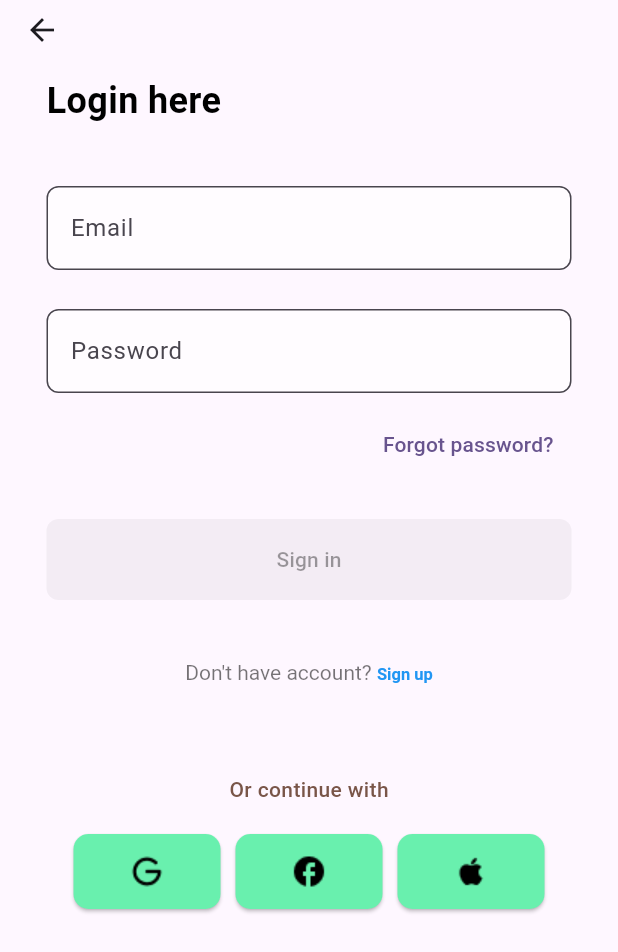
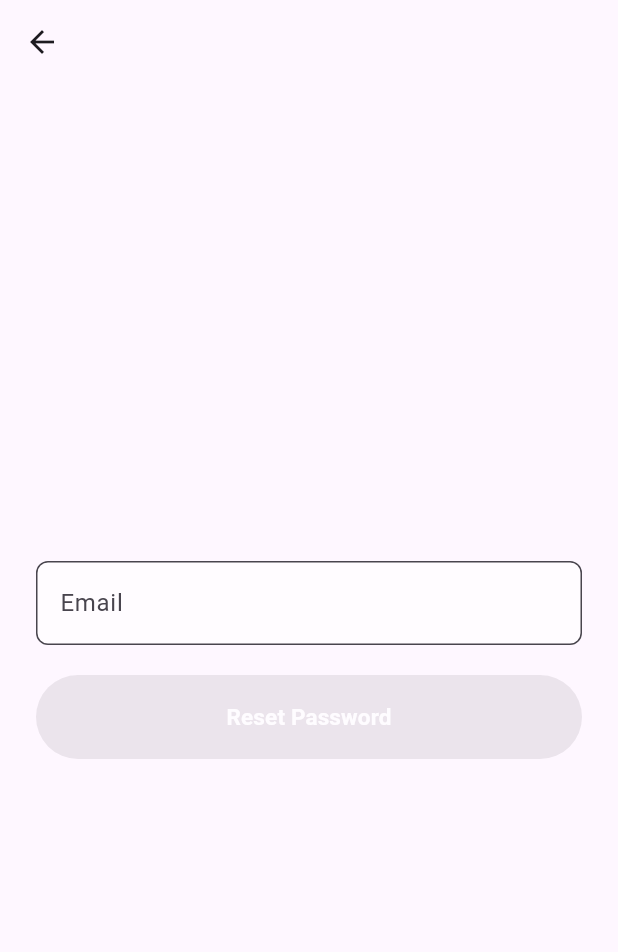
Before and after one commit to sagarthecoder/Movie-Hub-Flutter, a Flutter app: the LoginScreen screen opened directly, after a tap on "Forgot password?", on a phone screen of 412 x 824 dp. Shown: the top 952 px of the screen. Run offline on Flutter 3.47's test engine with Material 3 defaults, Android fonts, the phone set to English and light mode, and no system bars; our stand-ins replace cached_network_image, dio, firebase_auth, firebase_core, flutter_rating, get and 4 more; missing offline and left inert: dart:ffi; accounts and stored records are empty.

Commit message:
Implemented Forgot password feature including UI and functionalities

```diff
--- a/lib/Modules/Service/AuthService/AuthService.dart
+++ b/lib/Modules/Service/AuthService/AuthService.dart
@@ -34,6 +34,10 @@ final class AuthService {
     await _auth.currentUser?.updatePassword(newPassword);
   }
 
+  Future<void> sendResetPasswordEmail(String email) async {
+    await _auth.sendPasswordResetEmail(email: email);
+  }
+
   Future<void> logout() async {
     await _auth.signOut();
   }
--- /dev/null
+++ b/lib/Modules/UISections/Oauth/ForgetPassword/Views/ForgetPasswordView.dart
@@ -0,0 +1,130 @@
+import 'package:flutter/material.dart';
+import 'package:get/get.dart';
+import 'package:movie_hub/Modules/UISections/CustomViews/Field/CustomTextField.dart';
+import 'package:movie_hub/Modules/UISections/Oauth/Login/ViewModel/AuthViewModel.dart';
+import 'package:movie_hub/Modules/UISections/Oauth/Login/Views/LoginScreen.dart';
+import 'package:movie_hub/Modules/UISections/Oauth/ResetPassword/State/ResetPasswordController.dart';
+
+class ForgetPasswordView extends StatelessWidget {
+  final _controller = Get.put(ResetPasswordController());
+  final _authViewModel = Get.put(AuthViewModel());
+
+  ForgetPasswordView({super.key}) {
+    _controller.isLoading.value = false;
+    _controller.isValidEmail.value = false;
+    _authViewModel.isSentResetPasswordEmail.value = false;
+  }
+
+  @override
+  Widget build(BuildContext context) {
+    return Scaffold(
+      appBar: AppBar(
+        elevation: 0,
+        automaticallyImplyLeading: true,
+      ),
+      body: Stack(
+        children: [
+          _buildContent(),
+          _showLoadingIfNeeded(),
+          _buildSuccessAlert(),
+        ],
+      ),
+    );
+  }
+
+  Widget _buildContent() {
+    return Align(
+      alignment: Alignment.center,
+      child: Container(
+        margin: EdgeInsets.symmetric(horizontal: 24),
+        child: Column(
+          mainAxisAlignment: MainAxisAlignment.center,
+          mainAxisSize: MainAxisSize.min,
+          crossAxisAlignment: CrossAxisAlignment.center,
+          children: [
+            CustomTextField(
+              controller: _controller.emailController,
+              placeholder: 'Enter email',
+              labelText: "Email",
+            ),
+            const SizedBox(
+              height: 20,
+            ),
+            _forgotPasswordActionButton(),
+          ],
+        ),
+      ),
+    );
+  }
+
+  Widget _showLoadingIfNeeded() {
+    return Obx(() {
+      if (_authViewModel.isLoading.value) {
+        return const Center(child: CircularProgressIndicator());
+      } else {
+        return Container();
+      }
+    });
+  }
+
+  Widget _buildSuccessAlert() {
+    return Obx(() {
+      if (_authViewModel.isSentResetPasswordEmail.value) {
+        return AlertDialog(
+          backgroundColor: Colors.black87,
+          title: const Text(
+            "Check your email",
+            style: TextStyle(color: Colors.green),
+          ),
+          content: Text(
+            'Password reset link has been sent to ${_controller.emailController.text}',
+            style: const TextStyle(color: Colors.white),
+          ),
+          actions: [
+            TextButton(
+                onPressed: () {
+                  Get.offAll(() => const LoginScreen());
+                  _authViewModel.isSentResetPasswordEmail.value = false;
+                },
+                child: const Text(
+                  "Got it",
+                  style: TextStyle(color: Colors.pink, fontSize: 16),
+                ))
+          ],
+        );
+      } else {
+        return Container();
+      }
+    });
+  }
+
+  Widget _forgotPasswordActionButton() {
+    return Obx(() {
+      return Opacity(
+        opacity: (_controller.isValidEmail.value) ? 1.0 : 0.7,
+        child: SizedBox(
+          width: double.infinity,
+          height: 56.0,
+          child: ElevatedButton(
+            onPressed: (_controller.isValidEmail.value)
+                ? () {
+                    _authViewModel.forgetPassword(
+                        _controller.emailController.text.trim());
+                  }
+                : null,
+            style: ElevatedButton.styleFrom(
+              backgroundColor: const Color(0XFFD70404),
+            ),
+            child: const Text(
+              'Reset Password',
+              style: TextStyle(
+                  color: Colors.white,
+                  fontWeight: FontWeight.bold,
+                  fontSize: 15),
+            ),
+          ),
+        ),
+      );
+    });
+  }
+}
--- a/lib/Modules/UISections/Oauth/Login/Views/LoginScreen.dart
+++ b/lib/Modules/UISections/Oauth/Login/Views/LoginScreen.dart
@@ -2,8 +2,12 @@ import 'dart:ui';
 
 import 'package:flutter/gestures.dart';
 import 'package:flutter/material.dart';
+import 'package:get/get.dart';
+import 'package:get/get_common/get_reset.dart';
+import 'package:get/get_core/src/get_main.dart';
 import 'package:movie_hub/Modules/UISections/Dashboard/Views/DashboardScreen.dart';
 import 'package:movie_hub/Modules/UISections/Home/Views/HomeScreen.dart';
+import 'package:movie_hub/Modules/UISections/Oauth/ForgetPassword/Views/ForgetPasswordView.dart';
 
 import '../../../../Service/AuthService/AuthService.dart';
 import '../../../CustomViews/Field/CustomTextField.dart';
@@ -73,7 +77,9 @@ class _LoginScreenState extends State<LoginScreen> {
                 child: Align(
                   alignment: Alignment.centerRight,
                   child: TextButton(
-                      onPressed: () {},
+                      onPressed: () {
+                        Get.to(() => ForgetPasswordView());
+                      },
                       child: const Align(
                         alignment: Alignment.centerRight,
                         child: Text(
--- a/lib/Modules/UISections/Oauth/ResetPassword/Views/ResetPasswordScreen.dart
+++ b/lib/Modules/UISections/Oauth/ResetPassword/Views/ResetPasswordScreen.dart
@@ -152,12 +152,12 @@ class ResetPasswordScreen extends StatelessWidget {
   Widget _passwordActionButton() {
     return Obx(() {
       return Opacity(
-        opacity: (_controller.isValid.value) ? 1.0 : 0.7,
+        opacity: (_controller.isValidPassword.value) ? 1.0 : 0.7,
         child: SizedBox(
           width: double.infinity,
           height: 56.0,
           child: ElevatedButton(
-            onPressed: (_controller.isValid.value)
+            onPressed: (_controller.isValidPassword.value)
                 ? () {
                     updatePassword();
                   }
```
Also changed, not shown: lib/Modules/UISections/Oauth/Login/ViewModel/AuthViewModel.dart (+17 -0 lines), lib/Modules/UISections/Oauth/ResetPassword/State/ResetPasswordController.dart (+23 -3 lines).
